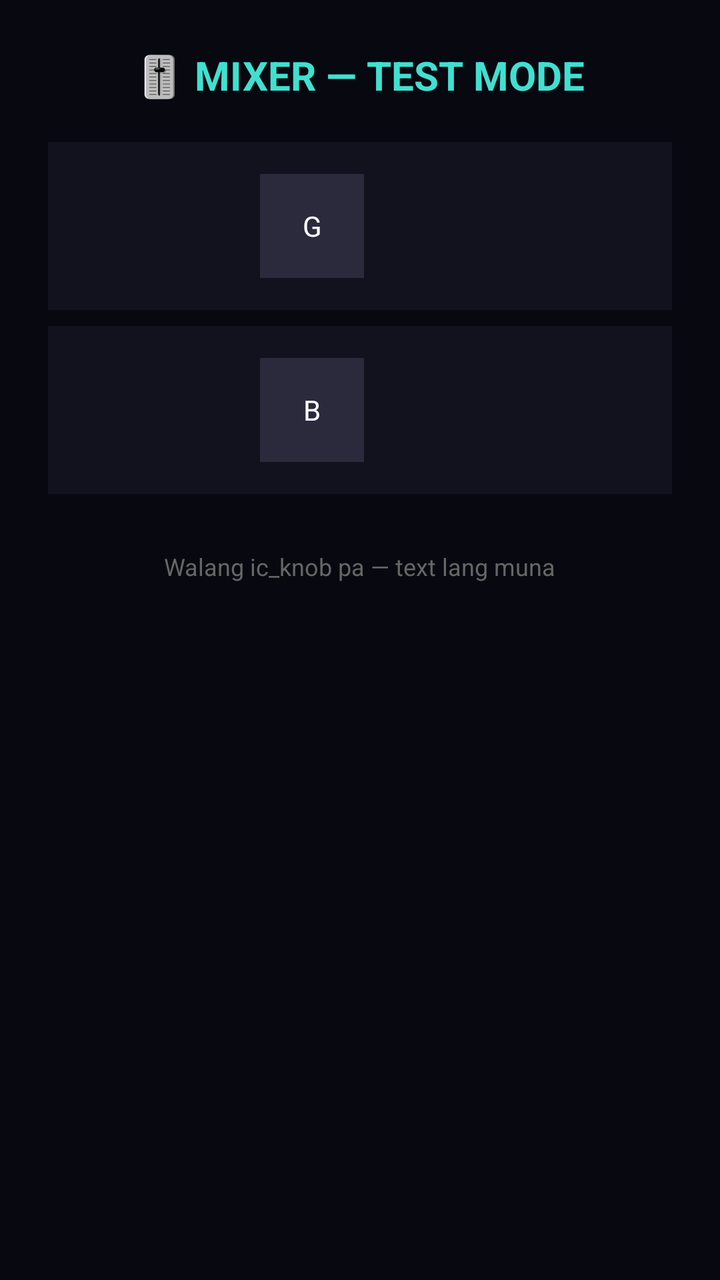
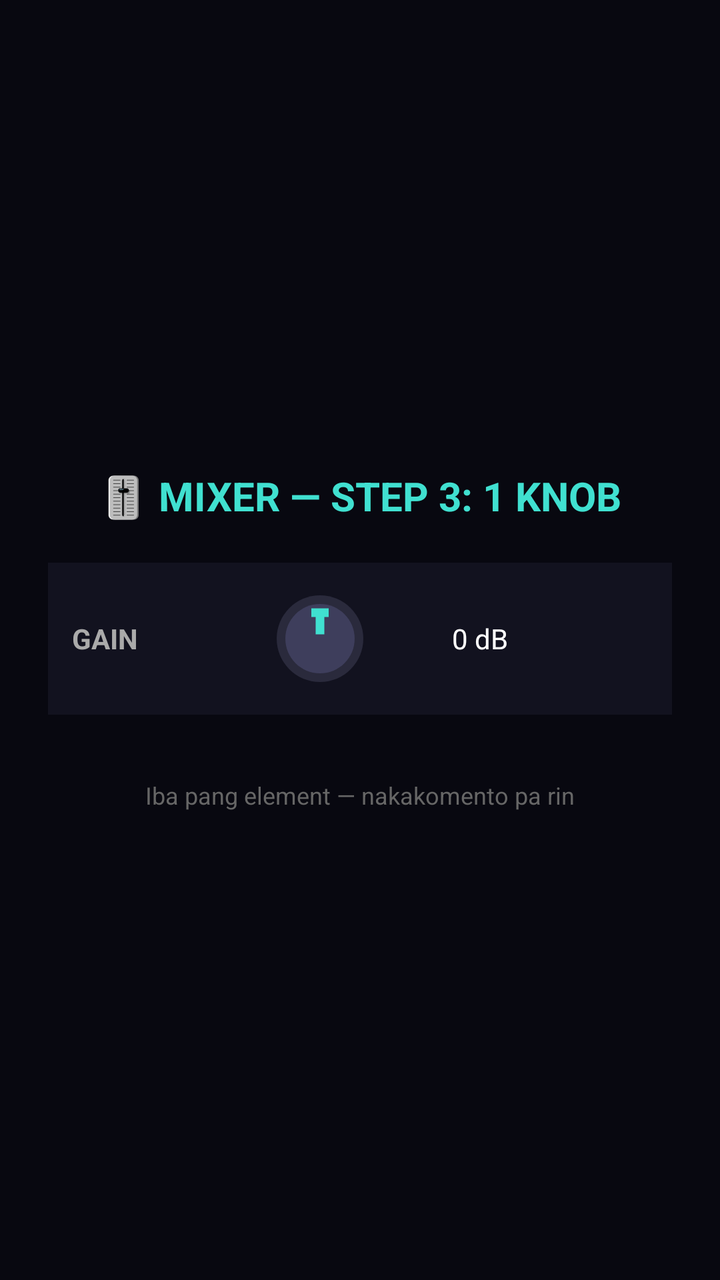

The first picture is an Android layout as it rendered before a commit; the second is the same layout after the commit. The layout source and the unified diff follow.
<!-- AndroidManifest.xml: activity theme Theme.AppCompat.Light.NoActionBar -->
<!-- res/layout/fragment_mixer.xml -->
<?xml version="1.0" encoding="utf-8"?>
<ScrollView
    xmlns:android="http://schemas.android.com/apk/res/android"
    android:layout_width="match_parent"
    android:layout_height="match_parent"
    android:background="#080810">

    <LinearLayout
        android:layout_width="match_parent"
        android:layout_height="wrap_content"
        android:orientation="vertical"
        android:padding="24dp"
        android:gravity="center">

        <TextView
            android:layout_width="wrap_content"
            android:layout_height="wrap_content"
            android:text="🎚️ MIXER — TEST MODE"
            android:textColor="#40E0D0"
            android:textSize="20sp"
            android:textStyle="bold"
            android:layout_marginBottom="20dp"/>

        
        <LinearLayout
            android:layout_width="match_parent"
            android:layout_height="wrap_content"
            android:orientation="horizontal"
            android:padding="16dp"
            android:background="#12121F"
            android:layout_marginBottom="8dp">
            <TextView android:layout_width="90dp" android:text="GAIN" android:textColor="#AAAAAA" android:textSize="14sp" android:textStyle="bold"/>
            <TextView android:layout_width="52dp" android:layout_height="52dp" android:background="#2A2A3C" android:gravity="center" android:text="G" android:textColor="#FFFFFF"/>
            <TextView android:layout_width="60dp" android:text="0 dB" android:textColor="#FFFFFF" android:gravity="end" android:layout_marginStart="8dp"/>
        </LinearLayout>

        
        <LinearLayout
            android:layout_width="match_parent"
            android:layout_height="wrap_content"
            android:orientation="horizontal"
            android:padding="16dp"
            android:background="#12121F"
            android:layout_marginBottom="8dp">
            <TextView android:layout_width="90dp" android:text="BASS" android:textColor="#AAAAAA" android:textSize="14sp"/>
            <TextView android:layout_width="52dp" android:layout_height="52dp" android:background="#2A2A3C" android:gravity="center" android:text="B" android:textColor="#FFFFFF"/>
            <TextView android:layout_width="60dp" android:text="0 dB" android:textColor="#FFFFFF" android:gravity="end" android:layout_marginStart="8dp"/>
        </LinearLayout>

        <TextView
            android:layout_width="wrap_content"
            android:layout_height="wrap_content"
            android:text="Walang ic_knob pa — text lang muna"
            android:textColor="#666666"
            android:textSize="12sp"
            android:layout_marginTop="20dp"/>

    </LinearLayout>

</ScrollView>
<!-- resources referenced by this layout -->
<resources>

</resources>

<!-- the commit's change to res/layout/fragment_mixer.xml (unified diff, before → after) -->
@@ -3,54 +3,73 @@
     xmlns:android="http://schemas.android.com/apk/res/android"
     android:layout_width="match_parent"
     android:layout_height="match_parent"
-    android:background="#080810">
+    android:background="#080810"
+    android:fillViewport="true">
 
     <LinearLayout
         android:layout_width="match_parent"
         android:layout_height="wrap_content"
         android:orientation="vertical"
-        android:padding="24dp"
-        android:gravity="center">
+        android:gravity="center"
+        android:padding="24dp">
 
         <TextView
             android:layout_width="wrap_content"
             android:layout_height="wrap_content"
-            android:text="🎚️ MIXER — TEST MODE"
+            android:text="🎚️ MIXER — STEP 3: 1 KNOB"
             android:textColor="#40E0D0"
             android:textSize="20sp"
             android:textStyle="bold"
             android:layout_marginBottom="20dp"/>
 
         
-        <LinearLayout
-            android:layout_width="match_parent"
-            android:layout_height="wrap_content"
-            android:orientation="horizontal"
-            android:padding="16dp"
-            android:background="#12121F"
-            android:layout_marginBottom="8dp">
-            <TextView android:layout_width="90dp" android:text="GAIN" android:textColor="#AAAAAA" android:textSize="14sp" android:textStyle="bold"/>
-            <TextView android:layout_width="52dp" android:layout_height="52dp" android:background="#2A2A3C" android:gravity="center" android:text="G" android:textColor="#FFFFFF"/>
-            <TextView android:layout_width="60dp" android:text="0 dB" android:textColor="#FFFFFF" android:gravity="end" android:layout_marginStart="8dp"/>
-        </LinearLayout>
-
+        
         
         <LinearLayout
             android:layout_width="match_parent"
             android:layout_height="wrap_content"
             android:orientation="horizontal"
-            android:padding="16dp"
+            android:padding="12dp"
+            android:gravity="center_vertical"
             android:background="#12121F"
-            android:layout_marginBottom="8dp">
-            <TextView android:layout_width="90dp" android:text="BASS" android:textColor="#AAAAAA" android:textSize="14sp"/>
-            <TextView android:layout_width="52dp" android:layout_height="52dp" android:background="#2A2A3C" android:gravity="center" android:text="B" android:textColor="#FFFFFF"/>
-            <TextView android:layout_width="60dp" android:text="0 dB" android:textColor="#FFFFFF" android:gravity="end" android:layout_marginStart="8dp"/>
+            android:layout_marginBottom="12dp">
+
+            <TextView
+                android:layout_width="90dp"
+                android:layout_height="wrap_content"
+                android:text="GAIN"
+                android:textColor="#AAAAAA"
+                android:textSize="14sp"
+                android:textStyle="bold"/>
+
+            
+            <ImageView
+                android:id="@+id/knob_gain"
+                android:layout_width="52dp"
+                android:layout_height="52dp"
+                android:src="@drawable/ic_knob"
+                android:layout_marginStart="8dp"/>
+
+            <TextView
+                android:id="@+id/val_gain"
+                android:layout_width="60dp"
+                android:layout_height="wrap_content"
+                android:text="0 dB"
+                android:textColor="#FFFFFF"
+                android:textSize="14sp"
+                android:gravity="end"
+                android:layout_marginStart="8dp"/>
         </LinearLayout>
+
+        
+        
+        
+        
 
         <TextView
             android:layout_width="wrap_content"
             android:layout_height="wrap_content"
-            android:text="Walang ic_knob pa — text lang muna"
+            android:text="Iba pang element — nakakomento pa rin"
             android:textColor="#666666"
             android:textSize="12sp"
             android:layout_marginTop="20dp"/>
<!-- resource entries referenced after the edit -->
@@ -1,5 +1,21 @@
 <!-- resources referenced by this layout -->
 <resources>
-
+  <!-- drawable ic_knob (drawable) -->
+  <?xml version="1.0" encoding="utf-8"?>
+  <vector xmlns:android="http://schemas.android.com/apk/res/android"
+      android:width="48dp" android:height="48dp"
+      android:viewportWidth="48" android:viewportHeight="48">
+    
+    <path android:fillColor="#2A2A3C"
+          android:pathData="M24,4C12.96,4 4,12.96 4,24s8.96,20 20,20 20,-8.96 20,-20S35.04,4 24,4z"/>
+    
+    <path android:fillColor="#3E3E5C"
+          android:pathData="M24,8C15.16,8 8,15.16 8,24s7.16,16 16,16 16,-7.16 16,-16S32.84,8 24,8z"/>
+    
+    <path android:fillColor="#40E0D0"
+          android:pathData="M22,12h4v10h-4z"/>
+    <path android:fillColor="#40E0D0"
+          android:pathData="M20,10h8v4h-8z"/>
+  </vector>
 </resources>
 
